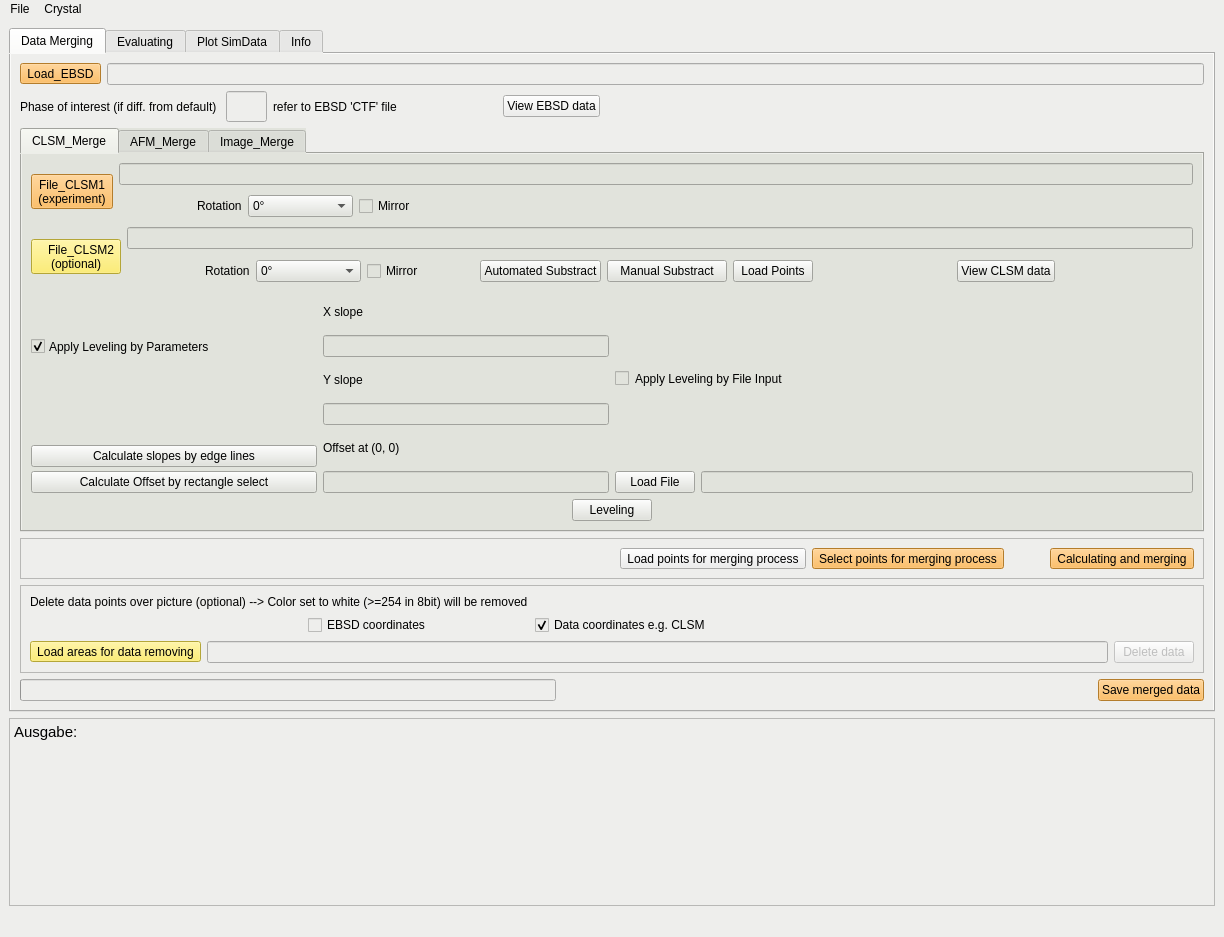
Before: the Qt Designer form ebsd_merge_evaluate/qt5_oberflaeche_level.ui in AnnoBlank/DataToIPF, drawn with Qt 5.
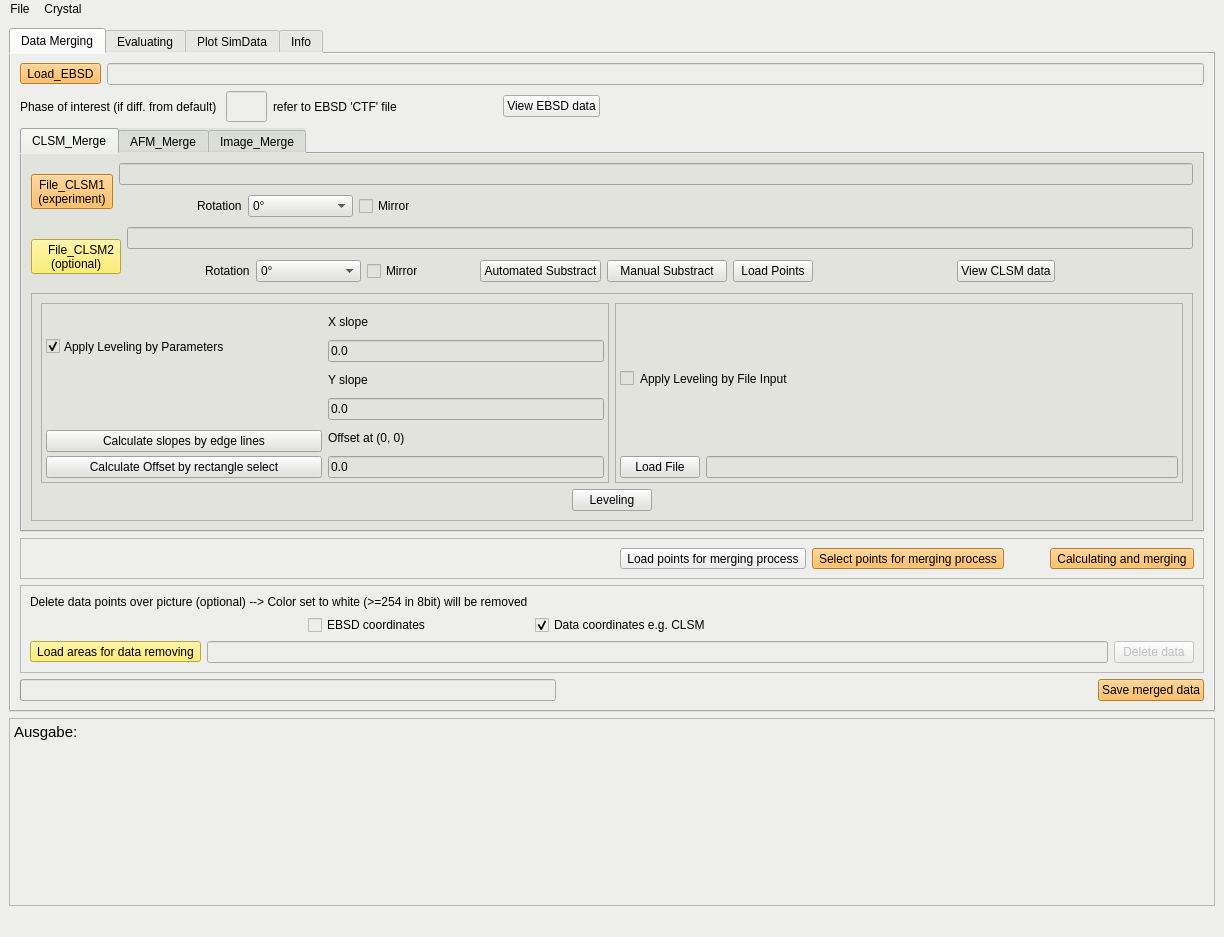
After: the same form once the commit is applied. The open tabs and pages were chosen to show the change.

```diff
--- a/ebsd_merge_evaluate/qt5_oberflaeche_level.ui
+++ b/ebsd_merge_evaluate/qt5_oberflaeche_level.ui
@@ -447,11 +447,40 @@
              </layout>
             </item>
             <item>
+             <widget class="QFrame" name="verticalFrame_2">
+              <property name="frameShape">
+               <enum>QFrame::StyledPanel</enum>
+              </property>
+              <property name="frameShadow">
+               <enum>QFrame::Raised</enum>
+              </property>
+              <property name="midLineWidth">
+               <number>0</number>
+              </property>
              <layout class="QVBoxLayout" name="verticalLayout_2" stretch="0,0">
               <item>
                <layout class="QHBoxLayout" name="horizontalLayout_62">
                 <item>
+                  <widget class="QFrame" name="horizontalFrame">
+                   <property name="frameShape">
+                    <enum>QFrame::StyledPanel</enum>
+                   </property>
+                   <property name="frameShadow">
+                    <enum>QFrame::Raised</enum>
+                   </property>
                  <layout class="QHBoxLayout" name="horizontalLayout">
+                    <property name="leftMargin">
+                     <number>4</number>
+                    </property>
+                    <property name="topMargin">
+                     <number>4</number>
+                    </property>
+                    <property name="rightMargin">
+                     <number>4</number>
+                    </property>
+                    <property name="bottomMargin">
+                     <number>4</number>
+                    </property>
                   <item>
                    <layout class="QVBoxLayout" name="verticalLayout_61">
                     <property name="spacing">
@@ -544,7 +573,11 @@
                      </widget>
                     </item>
                     <item>
-                     <widget class="QLineEdit" name="lineEdit_3"/>
+                       <widget class="QLineEdit" name="XSlopeLine">
+                        <property name="text">
+                         <string>0.0</string>
+                        </property>
+                       </widget>
                     </item>
                     <item>
                      <widget class="QLabel" name="label_92">
@@ -554,7 +587,11 @@
                      </widget>
                     </item>
                     <item>
-                     <widget class="QLineEdit" name="lineEdit"/>
+                       <widget class="QLineEdit" name="YSlopeLine">
+                        <property name="text">
+                         <string>0.0</string>
+                        </property>
+                       </widget>
                     </item>
                     <item>
                      <widget class="QLabel" name="label_93">
@@ -564,16 +601,37 @@
                      </widget>
                     </item>
                     <item>
-                     <widget class="QLineEdit" name="lineEdit_2"/>
+                       <widget class="QLineEdit" name="Offset00Line">
+                        <property name="text">
+                         <string>0.0</string>
+                        </property>
+                       </widget>
                     </item>
                    </layout>
                   </item>
                  </layout>
+                  </widget>
                 </item>
                 <item>
+                  <widget class="QFrame" name="verticalFrame">
+                   <property name="frameShape">
+                    <enum>QFrame::StyledPanel</enum>
+                   </property>
+                   <property name="frameShadow">
+                    <enum>QFrame::Raised</enum>
+                   </property>
                  <layout class="QVBoxLayout" name="verticalLayout">
                   <property name="leftMargin">
-                   <number>0</number>
+                     <number>4</number>
+                    </property>
+                    <property name="topMargin">
+                     <number>4</number>
+                    </property>
+                    <property name="rightMargin">
+                     <number>4</number>
+                    </property>
+                    <property name="bottomMargin">
+                     <number>4</number>
                   </property>
                   <item>
                    <layout class="QHBoxLayout" name="horizontalLayout_94">
@@ -614,6 +672,7 @@
                    </layout>
                   </item>
                  </layout>
+                  </widget>
                 </item>
                </layout>
               </item>
@@ -664,6 +723,7 @@
                </layout>
               </item>
              </layout>
+             </widget>
             </item>
            </layout>
           </widget>
```
Left out of the diff: 7 changed lines with no effect on the pictures. Lines whose indentation alone changed are shown as unchanged.
